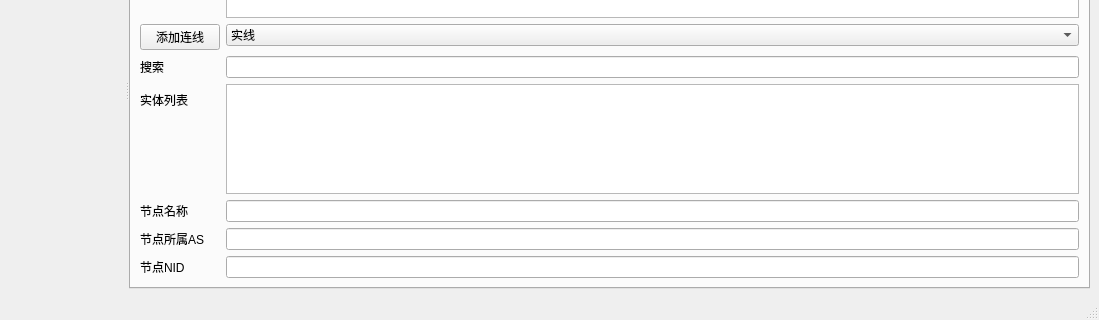
The window that PageUI/mainPage.ui (lxambulance/CoLoRagent) describes before a commit, drawn with Qt 5; both pictures show x 101 to 1200 and y 480 to 800 of the 1200 by 800 pixel window.
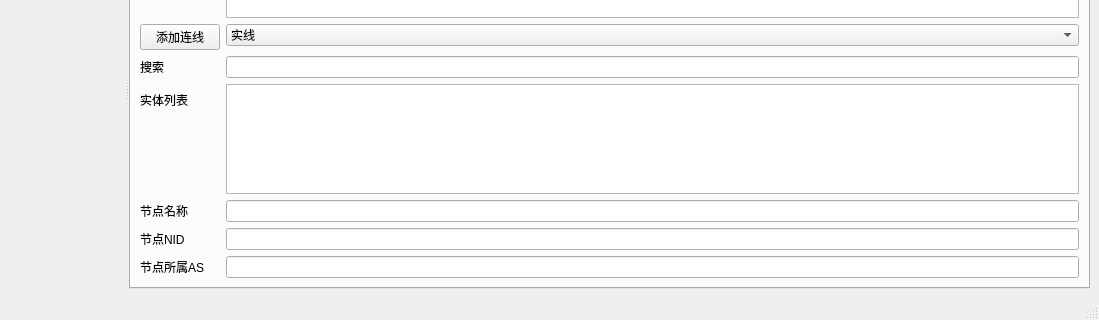
The same window after the commit. The open tabs and pages were chosen to show the change. Icons and pictures are not drawn. Custom widgets are drawn as their Qt base class.

Commit message: fix(Node): 修改节点加入时的位置 docs(README): 修改过时部分，添加占坑部分

The edit to the form file:
```diff
--- a/PageUI/mainPage.ui
+++ b/PageUI/mainPage.ui
@@ -153,23 +153,13 @@
             </property>
            </widget>
           </item>
-          <item row="6" column="0">
+          <item row="7" column="0">
            <widget class="QLabel" name="itemas_label">
             <property name="text">
              <string>节点所属AS</string>
             </property>
            </widget>
           </item>
-          <item row="7" column="0">
-           <widget class="QLabel" name="itemnid_label">
-            <property name="text">
-             <string>节点NID</string>
-            </property>
-           </widget>
-          </item>
-          <item row="7" column="1">
-           <widget class="QLineEdit" name="itemnid"/>
-          </item>
           <item row="1" column="1">
            <widget class="QListWidget" name="addNodes">
             <property name="minimumSize">
@@ -255,9 +245,19 @@
             </item>
            </widget>
           </item>
-          <item row="6" column="1">
+          <item row="7" column="1">
            <widget class="QLineEdit" name="itemas"/>
           </item>
+          <item row="6" column="0">
+           <widget class="QLabel" name="itemnid_label">
+            <property name="text">
+             <string>节点NID</string>
+            </property>
+           </widget>
+          </item>
+          <item row="6" column="1">
+           <widget class="QLineEdit" name="itemnid"/>
+          </item>
          </layout>
         </widget>
         <widget class="QWidget" name="receiveTab">
```
The commit also changes 3 other files.
